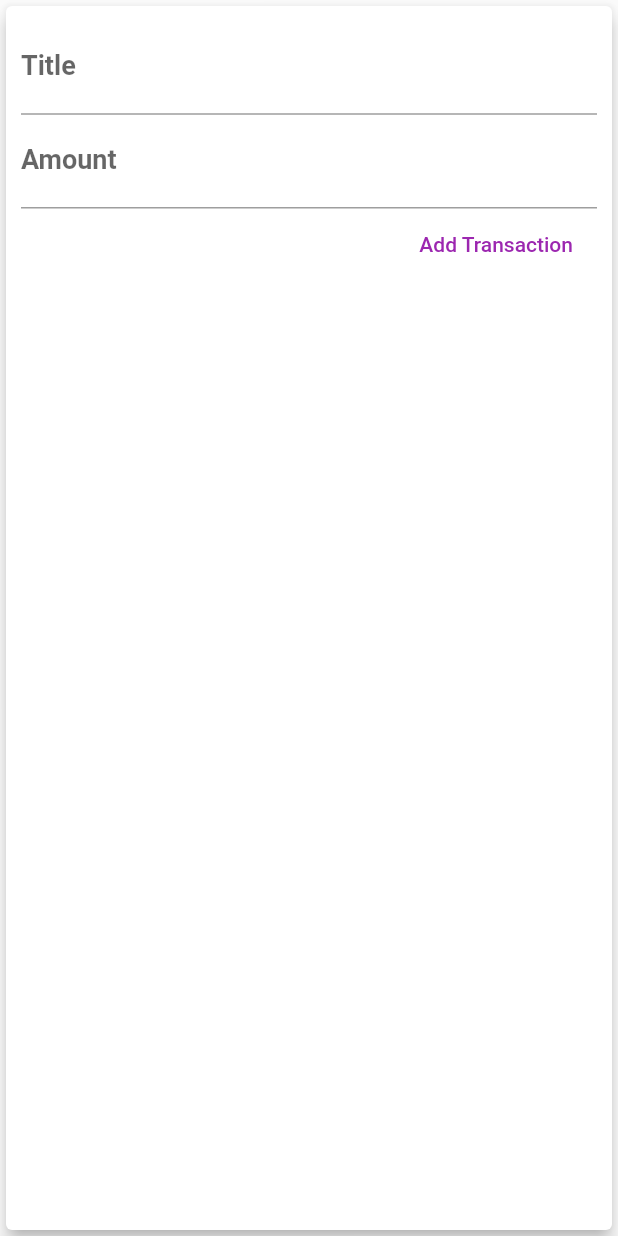
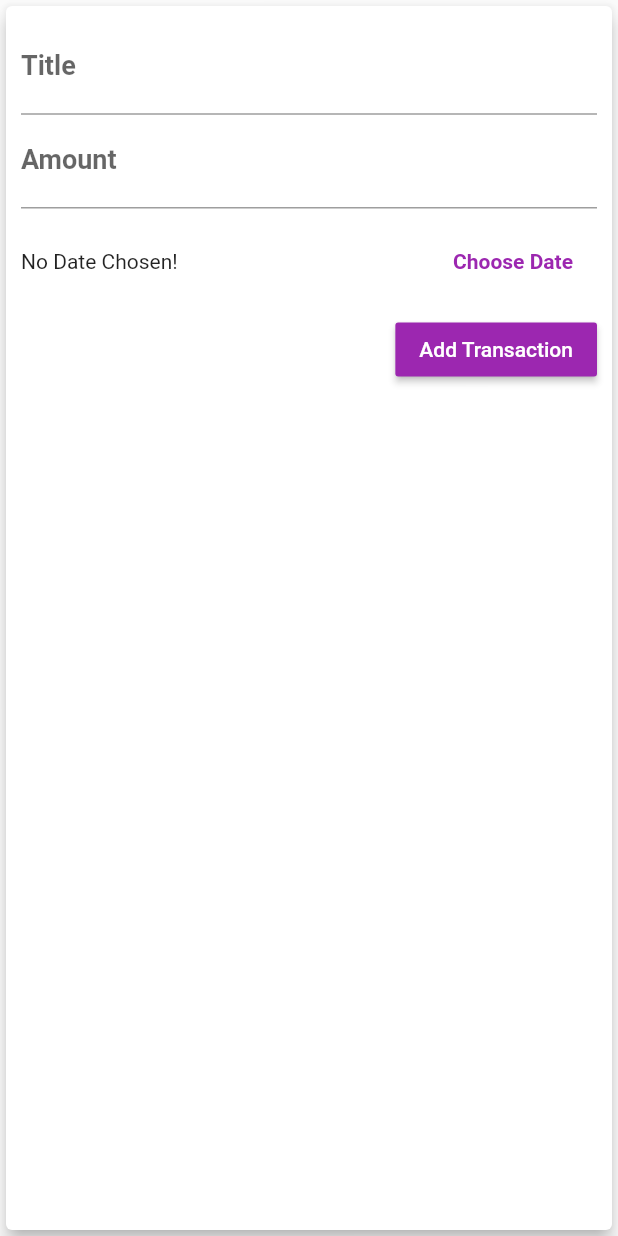
Before and after one commit to SenalRansara/Expenses_planner, a Flutter app: the NewTransaction widget shown alone on an empty page, opened directly with empty values, after a tap on "Add Transaction", on a phone screen of 412 x 824 dp. Run offline on Flutter 3.47's test engine with Material 2 defaults, Android fonts, the phone set to English and light mode, and no system bars; Roboto replaces fonts that are missing (OpenSans).

Commit message:
date picker added

```diff
--- a/lib/main.dart
+++ b/lib/main.dart
@@ -70,11 +70,12 @@ class _MyHomePageState extends State<MyHomePage> {
     }).toList();
   }
 
-  void _addNewTransaction(String txTitle, double txAmount) {
+  void _addNewTransaction(
+      String txTitle, double txAmount, DateTime choosenDate) {
     final newTx = Transaction(
       title: txTitle,
       amount: txAmount,
-      date: DateTime.now(),
+      date: choosenDate,
       id: DateTime.now().toString(),
     );
 
--- a/lib/widgets/new_transaction.dart
+++ b/lib/widgets/new_transaction.dart
@@ -1,4 +1,5 @@
 import 'package:flutter/material.dart';
+import 'package:intl/intl.dart';
 
 class NewTransaction extends StatefulWidget {
   final Function addTx;
@@ -13,19 +14,41 @@ class _NewTransactionState extends State<NewTransaction> {
   final titleController = TextEditingController();
 
   final amountController = TextEditingController();
+  DateTime? _selectedDate;
 
-  void submitData() {
+  void _submitData() {
+    if (amountController.text.isEmpty) {
+      return;
+    }
     final enteredTitle = titleController.text;
     final enteredAmount = double.parse(amountController.text);
 
-    if (enteredTitle.isEmpty || enteredAmount <= 0) {
+    if (enteredTitle.isEmpty || enteredAmount <= 0 || _selectedDate == null) {
       return;
     }
 
     widget.addTx(
       enteredTitle,
       enteredAmount,
+      _selectedDate,
     );
+    Navigator.of(context).pop();
+  }
+
+  void _presentDatePicker() {
+    showDatePicker(
+      context: context,
+      initialDate: DateTime.now(),
+      firstDate: DateTime(2022),
+      lastDate: DateTime.now(),
+    ).then((pickedDate) {
+      if (pickedDate == null) {
+        return;
+      }
+      setState(() {
+        _selectedDate = pickedDate;
+      });
+    });
   }
 
   @override
@@ -40,7 +63,7 @@ class _NewTransactionState extends State<NewTransaction> {
             TextField(
               decoration: InputDecoration(labelText: 'Title'),
               controller: titleController,
-              onSubmitted: (_) => submitData(),
+              onSubmitted: (_) => _submitData(),
               // onChanged: (val) {
               //   titleInput = val;
               // },
@@ -49,13 +72,38 @@ class _NewTransactionState extends State<NewTransaction> {
               decoration: InputDecoration(labelText: 'Amount'),
               controller: amountController,
               keyboardType: TextInputType.number,
-              onSubmitted: (_) => submitData(),
+              onSubmitted: (_) => _submitData(),
               // onChanged: (val) => amountInput = val,
             ),
-            FlatButton(
+            Container(
+              height: 70,
+              child: Row(
+                children: <Widget>[
+                  Expanded(
+                    child: Text(
+                      _selectedDate == null
+                          ? 'No Date Chosen!'
+                          : 'Picked Date: ${DateFormat.yMd().format(_selectedDate!)}',
+                    ),
+                  ),
+                  FlatButton(
+                    textColor: Theme.of(context).primaryColor,
+                    child: Text(
+                      'Choose Date',
+                      style: TextStyle(
+                        fontWeight: FontWeight.bold,
+                      ),
+                    ),
+                    onPressed: _presentDatePicker,
+                  ),
+                ],
+              ),
+            ),
+            RaisedButton(
               child: Text('Add Transaction'),
-              textColor: Colors.purple,
-              onPressed: submitData,
+              color: Colors.purple,
+              textColor: Colors.white,
+              onPressed: _submitData,
             ),
           ],
         ),
```
Also changed, not shown: lib/widgets/transaction_list.dart (+6 -6 lines).
